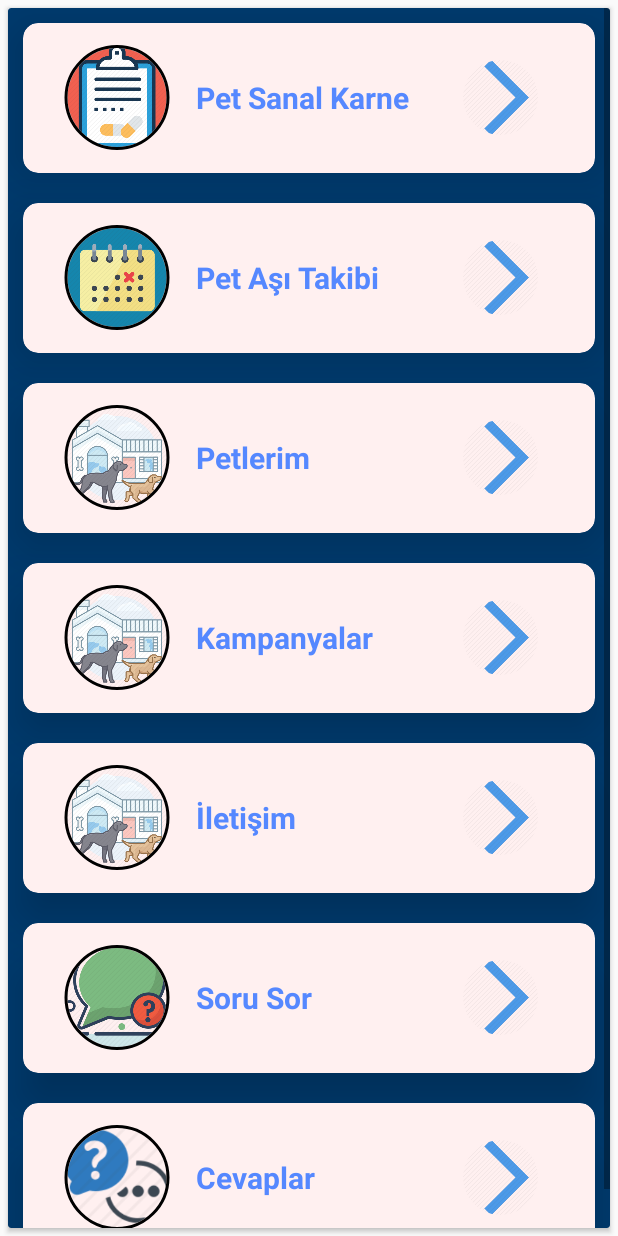
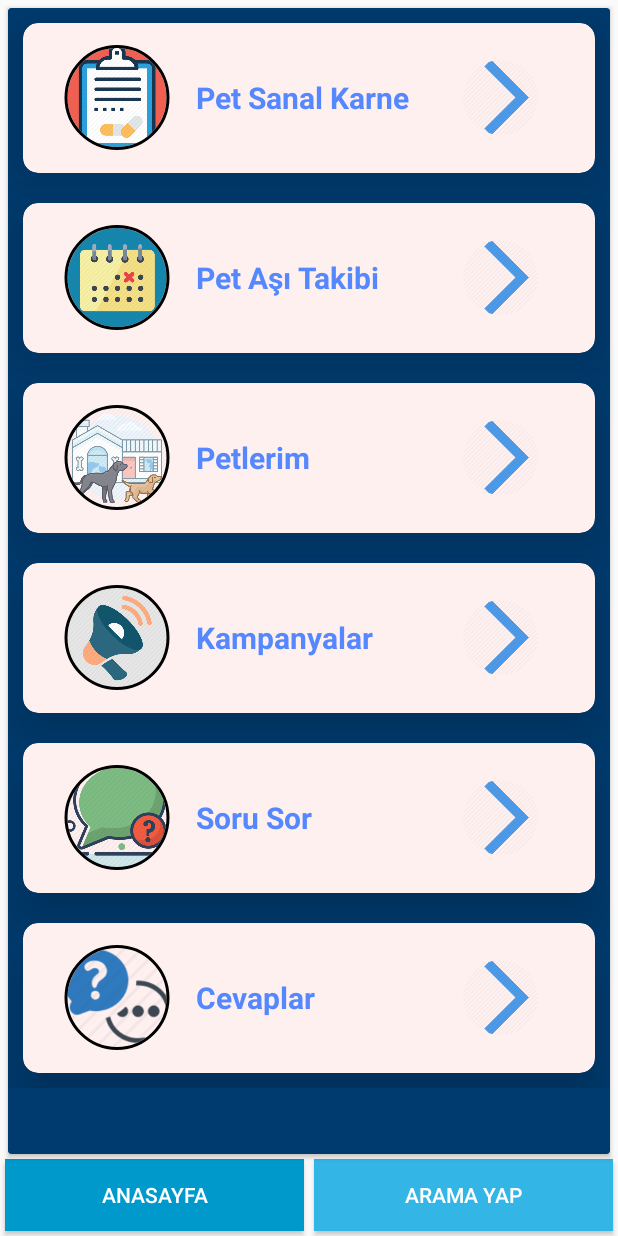
Before and after one commit to Alperen53-dot/VeterinerHekim, an Android app: the HomeFragment screen opened directly, with no data from a screen before it, on a phone screen of 412 x 824 dp. Run offline under Robolectric (Android 15) with nearby library versions, the phone set to English and light mode, and no system bars; our stand-ins replace CircleImageView; 1 statement that could not run was skipped.

Commit message:
Case 22 - Kampanyaların gösterilmesini sağlayan webservisin yazılması - Case 23 - Kampanya webservisinin mobile çekilmesi - Case 24 - Çekilen kampanya verilerinin listelere aktarılması

```diff
--- a/VetPet/app/build.gradle
+++ b/VetPet/app/build.gradle
@@ -33,6 +33,8 @@ dependencies {
 
     implementation 'com.squareup.picasso:picasso:2.71828'
 
+    implementation 'com.squareup:android-times-square:1.6.5@aar'
+
     //for gson
     implementation 'com.squareup.okhttp3:okhttp:3.4.2'
     implementation 'com.squareup.retrofit2:converter-gson:2.1.0'
--- a/VetPet/app/src/main/java/com/example/myapplication/Activities/MainActivity.java
+++ b/VetPet/app/src/main/java/com/example/myapplication/Activities/MainActivity.java
@@ -3,6 +3,7 @@ package com.example.myapplication.Activities;
 import android.content.Intent;
 import android.content.SharedPreferences;
 import android.os.Bundle;
+import android.view.View;
 import android.widget.Button;
 
 import com.example.myapplication.Fragments.HomeFragment;
@@ -15,6 +16,8 @@ import androidx.appcompat.app.AppCompatActivity;
 public class MainActivity extends AppCompatActivity {
     private SharedPreferences sharedPreferences;
     private GetSharedPreferences preferences;
+    private Button anasayfaButon;
+    private ChangeFragments changeFragments;
     private Button exit;
 
 
@@ -25,17 +28,30 @@ public class MainActivity extends AppCompatActivity {
         getFragment();
         tanimla();
         kontrol();
+        action();
 
     }
 
     private void getFragment() {
-        ChangeFragments changeFragments = new ChangeFragments(MainActivity.this);
+        changeFragments = new ChangeFragments(MainActivity.this);
         changeFragments.change(new HomeFragment());
+    }
+
+    public void action()
+    {
+        anasayfaButon.setOnClickListener(new View.OnClickListener() {
+            @Override
+            public void onClick(View view) {
+                changeFragments.change(new HomeFragment());
+
+            }
+        });
     }
 
     private void tanimla() {
         preferences = new GetSharedPreferences(MainActivity.this);
         sharedPreferences = preferences.getSession();
+        anasayfaButon = findViewById(R.id.anasayfaButon);
     }
 
     public void kontrol() {
--- a/VetPet/app/src/main/java/com/example/myapplication/Fragments/HomeFragment.java
+++ b/VetPet/app/src/main/java/com/example/myapplication/Fragments/HomeFragment.java
@@ -34,7 +34,7 @@ public class HomeFragment extends Fragment {
 
 
     public View view;
-    private LinearLayout petlerimLayout,sorusorlinearlayout,cevaplarLayout;
+    private LinearLayout petlerimLayout,sorusorlinearlayout,cevaplarLayout,kampanyaLinearLayout;
     private ChangeFragments changeFragments;
     private GetSharedPreferences getSharedPreferences;
     private String id;
@@ -57,6 +57,7 @@ public class HomeFragment extends Fragment {
     {
         petlerimLayout = view.findViewById(R.id.petlerimLayout);
         sorusorlinearlayout = view.findViewById(R.id.sorusorlinearlayout);
+        kampanyaLinearLayout = view.findViewById(R.id.kampanyaLinearLayout);
         changeFragments = new ChangeFragments(getContext());
         getSharedPreferences = new GetSharedPreferences(getActivity());
         cevaplarLayout = view.findViewById(R.id.cevaplarlayout);
@@ -86,6 +87,12 @@ public class HomeFragment extends Fragment {
             public void onClick(View v) {
                 getAnswers(id);
 
+            }
+        });
+        kampanyaLinearLayout.setOnClickListener(new View.OnClickListener() {
+            @Override
+            public void onClick(View view) {
+                changeFragments.change(new KampanyaFragment());
             }
         });
     }
--- a/VetPet/app/src/main/java/com/example/myapplication/ResApi/BaseUrl.java
+++ b/VetPet/app/src/main/java/com/example/myapplication/ResApi/BaseUrl.java
@@ -1,5 +1,5 @@
 package com.example.myapplication.ResApi;
 
 public class BaseUrl{
-    public static final String URL = "http://192.168.1.107/";
+    public static final String URL = "http://192.168.1.104/";
 }
--- a/VetPet/app/src/main/java/com/example/myapplication/ResApi/RestApi.java
+++ b/VetPet/app/src/main/java/com/example/myapplication/ResApi/RestApi.java
@@ -4,6 +4,7 @@ package com.example.myapplication.ResApi;
 import com.example.myapplication.Models.AnswersModel;
 import com.example.myapplication.Models.AskQuestionModel;
 import com.example.myapplication.Models.DeleteAnswerModel;
+import com.example.myapplication.Models.KampanyaModel;
 import com.example.myapplication.Models.LoginP;
 import com.example.myapplication.Models.PetModel;
 import com.example.myapplication.Models.RegisterP;
@@ -45,4 +46,8 @@ public interface RestApi {
     @POST("/veterinerservis/cevapsil.php")
     Call<DeleteAnswerModel> deleteAnswer(@Field("soruid") String soruid, @Field("cevapid") String cevapid);
 
+    @FormUrlEncoded
+    @POST("/veterinerservis/kampanya.php")
+    Call<List<KampanyaModel>> getKampanya(@Field("asd") String s);
+
 }
--- a/VetPet/app/src/main/res/layout/activity_main.xml
+++ b/VetPet/app/src/main/res/layout/activity_main.xml
@@ -4,19 +4,57 @@
     xmlns:tools="http://schemas.android.com/tools"
     android:layout_width="match_parent"
     android:layout_height="match_parent"
+    android:orientation="vertical"
     tools:context=".Activities.MainActivity">
 
     <androidx.cardview.widget.CardView xmlns:card_view="http://schemas.android.com/apk/res-auto"
         android:layout_width="match_parent"
         android:layout_height="match_parent"
-        android:layout_margin="5dp"
+        android:layout_above="@+id/anasayfalinearlayout"
+        android:layout_marginStart="5dp"
+        android:layout_marginLeft="5dp"
+        android:layout_marginTop="5dp"
+        android:layout_marginEnd="5dp"
+        android:layout_marginRight="5dp"
         card_view:cardBackgroundColor="#003b6f"
         card_view:cardElevation="2dp">
 
-    <FrameLayout
-        android:layout_width="match_parent"
-        android:id="@+id/mainFrameLayout"
-        android:layout_height="match_parent"></FrameLayout>
+        <FrameLayout
+            android:id="@+id/mainFrameLayout"
+            android:layout_width="match_parent"
+            android:layout_height="match_parent"></FrameLayout>
 
     </androidx.cardview.widget.CardView>
+
+    <LinearLayout
+        android:id="@+id/anasayfalinearlayout"
+        android:layout_width="match_parent"
+        android:layout_height="wrap_content"
+        android:layout_alignParentBottom="true"
+        android:gravity="center"
+        android:orientation="horizontal">
+
+         <Button
+            android:id="@+id/anasayfaButon"
+            style="@style/Widget.AppCompat.Button.Colored"
+            android:layout_width="200dp"
+            android:layout_height="wrap_content"
+            android:layout_gravity="center"
+            android:layout_margin="3dp"
+            android:layout_weight="1"
+            android:background="@android:color/holo_blue_dark"
+            android:text="Anasayfa" />
+
+        <Button
+            android:id="@+id/aramaYapButon"
+            style="@style/Widget.AppCompat.Button.Colored"
+            android:layout_width="200dp"
+            android:layout_height="wrap_content"
+            android:layout_gravity="center"
+            android:layout_margin="3dp"
+            android:layout_weight="1"
+            android:background="@android:color/holo_blue_light"
+            android:text="Arama Yap" />
+
+    </LinearLayout>
 </RelativeLayout>
--- a/VetPet/app/src/main/res/layout/fragment_home.xml
+++ b/VetPet/app/src/main/res/layout/fragment_home.xml
@@ -161,6 +161,8 @@
                     android:layout_height="match_parent"
                     android:layout_gravity="center"
                     android:layout_margin="10dp"
+                    android:clickable="true"
+                    android:id="@+id/kampanyaLinearLayout"
                     android:gravity="center"
                     android:orientation="horizontal">
 
@@ -169,7 +171,7 @@
                         android:layout_height="70dp"
                         android:layout_margin="15dp"
                         android:layout_weight="2"
-                        android:src="@drawable/pets"
+                        android:src="@drawable/kampanya"
                         app:civ_border_color="#FF000000"
                         app:civ_border_width="2dp" />
 
@@ -192,49 +194,7 @@
 
             </androidx.cardview.widget.CardView>
 
-            <androidx.cardview.widget.CardView xmlns:card_view="http://schemas.android.com/apk/res-auto"
-                android:layout_width="match_parent"
-                android:layout_height="100dp"
-                android:layout_margin="10dp"
-                card_view:cardBackgroundColor="#fff0f0"
-                card_view:cardCornerRadius="10dp"
-                card_view:cardElevation="20dp">
 
-                <LinearLayout
-                    android:layout_width="match_parent"
-                    android:layout_height="match_parent"
-                    android:layout_gravity="center"
-                    android:layout_margin="10dp"
-                    android:gravity="center"
-                    android:orientation="horizontal">
-
-                    <de.hdodenhof.circleimageview.CircleImageView xmlns:app="http://schemas.android.com/apk/res-auto"
-                        android:layout_width="0dp"
-                        android:layout_height="70dp"
-                        android:layout_margin="15dp"
-                        android:layout_weight="2"
-                        android:src="@drawable/pets"
-                        app:civ_border_color="#FF000000"
-                        app:civ_border_width="2dp" />
-
-                    <TextView
-                        android:layout_width="0dp"
-                        android:layout_height="wrap_content"
-                        android:layout_weight="4"
-                        android:text="İletişim"
-                        android:textColor="#5588ff"
-                        android:textSize="20dp"
-                        android:textStyle="bold" />
-
-                    <de.hdodenhof.circleimageview.CircleImageView xmlns:app="http://schemas.android.com/apk/res-auto"
-                        android:layout_width="0dp"
-                        android:layout_height="50dp"
-                        android:layout_margin="15dp"
-                        android:layout_weight="2"
-                        android:src="@drawable/okicon" />
-                </LinearLayout>
-
-            </androidx.cardview.widget.CardView>
             <androidx.cardview.widget.CardView xmlns:card_view="http://schemas.android.com/apk/res-auto"
                 android:layout_width="match_parent"
                 android:layout_height="100dp"
```
Also changed, not shown: VetPet/app/src/main/java/com/example/myapplication/Adapters/KampanyaAdapter.java (added, +66 -0 lines), VetPet/app/src/main/java/com/example/myapplication/Fragments/AsiFragment.java (added, +110 -0 lines), VetPet/app/src/main/java/com/example/myapplication/Fragments/KampanyaFragment.java (added, +83 -0 lines), VetPet/app/src/main/java/com/example/myapplication/Models/KampanyaModel.java (added, +51 -0 lines), VetPet/app/src/main/java/com/example/myapplication/ResApi/ManagerAll.java (+7 -0 lines), VetPet/app/src/main/res/layout/fragment_asi.xml (added, +14 -0 lines), VetPet/app/src/main/res/layout/fragment_kampanya.xml (added, +16 -0 lines), VetPet/app/src/main/res/layout/kampanyaitemlayout.xml (added, +62 -0 lines), VetPet/app/src/main/res/drawable/kampanya.png (added).
